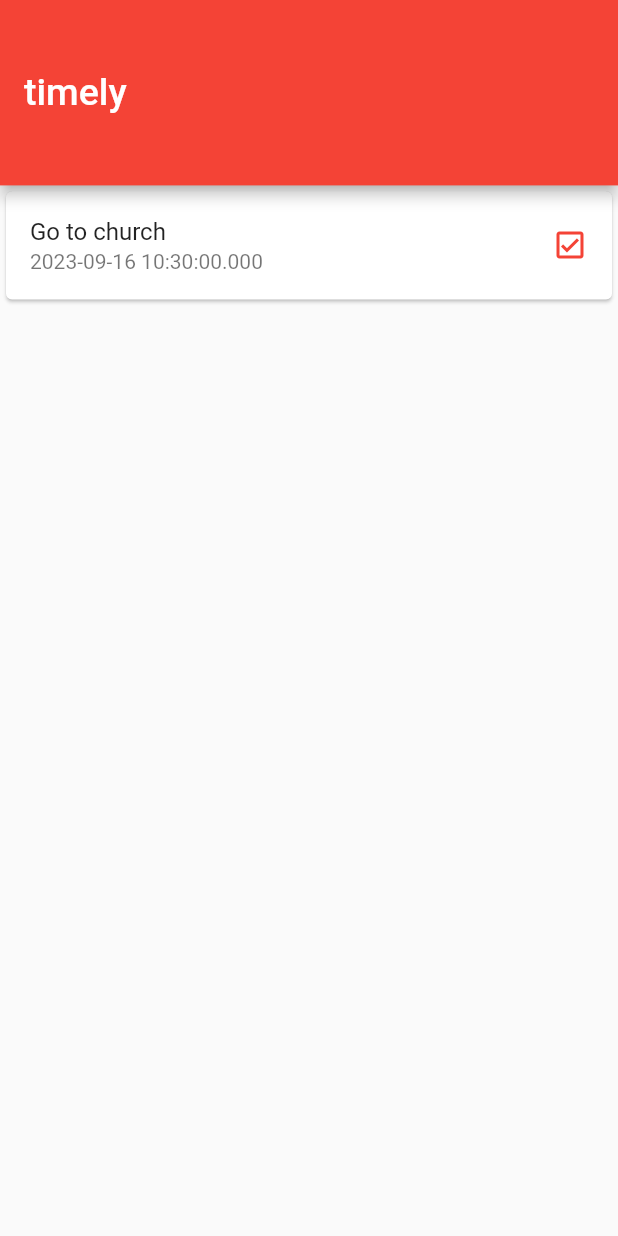
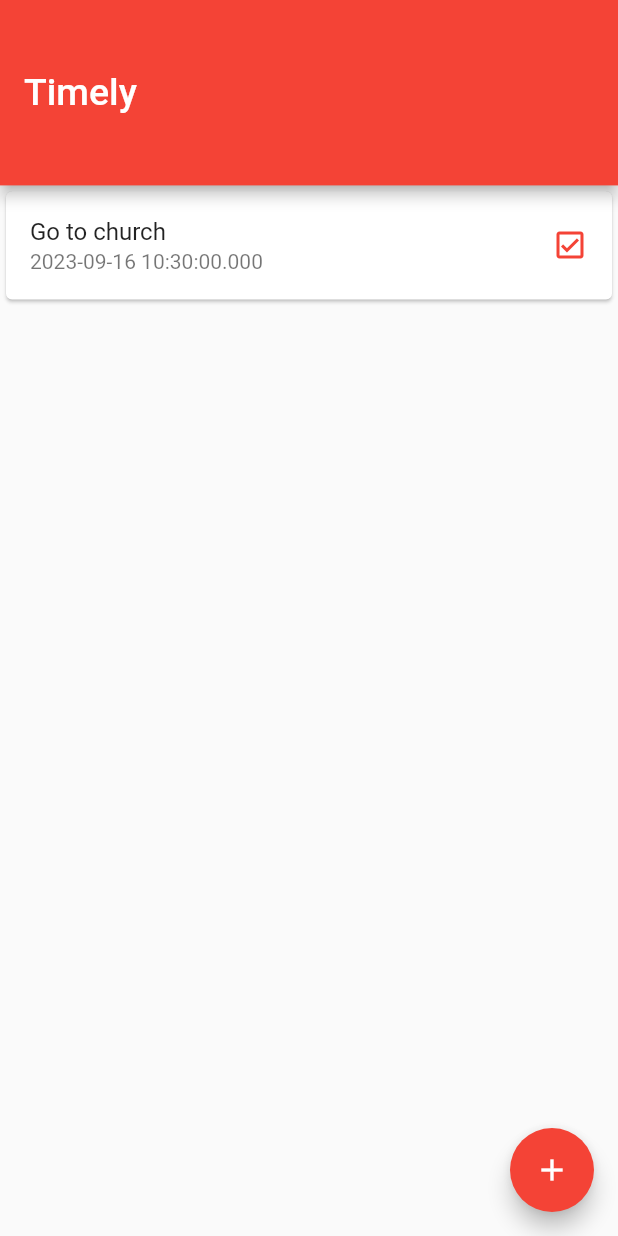
Before and after one commit to sgc93/Timely, a Flutter app: the screen it shows after launch, on a phone screen of 412 x 824 dp. Run offline on Flutter 3.47's test engine with Material 2 defaults, Android fonts, the phone set to English and light mode, and no system bars.

Commit message:
add FloatingAcrionButton to add new task

```diff
--- a/lib/pages/home_page.dart
+++ b/lib/pages/home_page.dart
@@ -19,13 +19,14 @@ class _HomePageState extends State<HomePage> {
       appBar: AppBar(
         toolbarHeight: _deviceHeight * 0.15,
         title: const Text(
-          'timely',
+          'Timely',
           style: TextStyle(
             fontSize: 25,
           ),
         ),
       ),
       body: _taskList(),
+      floatingActionButton: _addTaskButton(),
     );
   }
 
@@ -48,4 +49,12 @@ class _HomePageState extends State<HomePage> {
     );
   }
 
+  Widget _addTaskButton(){
+    return FloatingActionButton(
+      onPressed: (){},
+      child: const Icon(
+        Icons.add,
+      ),
+    );
+  }
 }
```
